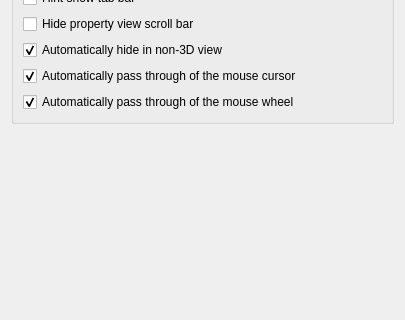
Above: src/Gui/PreferencePages/DlgSettingsUI.ui from southseact-3d/fcd before the change; both pictures show x 0 to 405 and y 590 to 910 of the 405 by 1065 pixel window. Below: the same form after it.
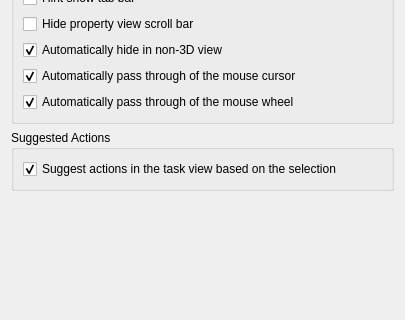
That is the form after the change. Custom widgets are drawn as their Qt base class.

Commit message:
Core: Add setting to hide the TaskWatcher (#22857)
* Core: Add setting to hide the TaskWatcher

* Move setting to Display/UI

* Clarify option description

* Use sentence case for section title

---------

```diff
--- a/src/Gui/PreferencePages/DlgSettingsUI.ui
+++ b/src/Gui/PreferencePages/DlgSettingsUI.ui
@@ -496,11 +496,33 @@
      </layout>
     </widget>
    </item>
+   <item>
+    <widget class="QGroupBox" name="groupBox_4">
+     <property name="title">
+      <string>Suggested Actions</string>
+     </property>
+     <layout class="QGridLayout" name="gridLayout">
+      <item row="0" column="0">
+       <widget class="Gui::PrefCheckBox" name="showTaskWatcherCheckBox">
+        <property name="text">
+         <string>Suggest actions in the task view based on the selection</string>
+        </property>
+        <property name="checked">
+         <bool>true</bool>
+        </property>
+        <property name="prefEntry" stdset="0">
+         <cstring>ShowTaskWatcher</cstring>
+        </property>
+        <property name="prefPath" stdset="0">
+         <cstring>General</cstring>
+        </property>
+       </widget>
+      </item>
+     </layout>
+    </widget>
+   </item>
    <item>
     <spacer name="spacer_3">
-     <property name="orientation">
-      <enum>Qt::Orientation::Vertical</enum>
-     </property>
      <property name="sizeHint" stdset="0">
       <size>
        <width>20</width>
```
Left out of the diff: 6 changed lines with no effect on the pictures. The commit also changes 3 other files.
